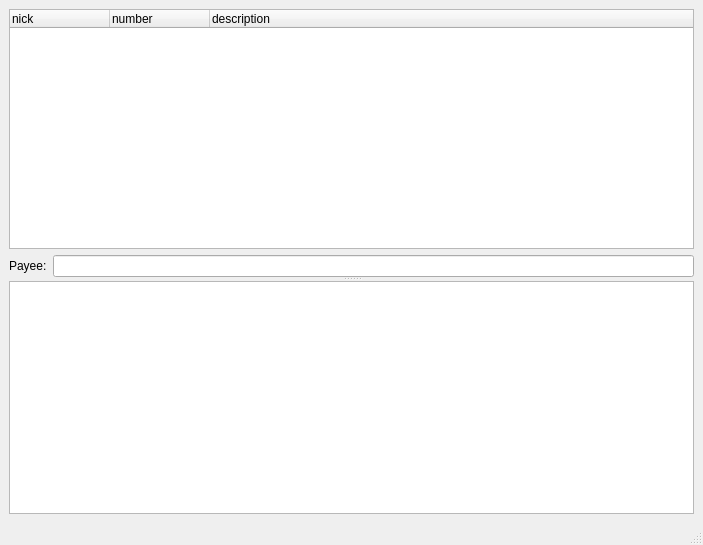
Before: the Qt Designer form balancer/window.ui in usovalx/balancer, drawn with Qt 5.
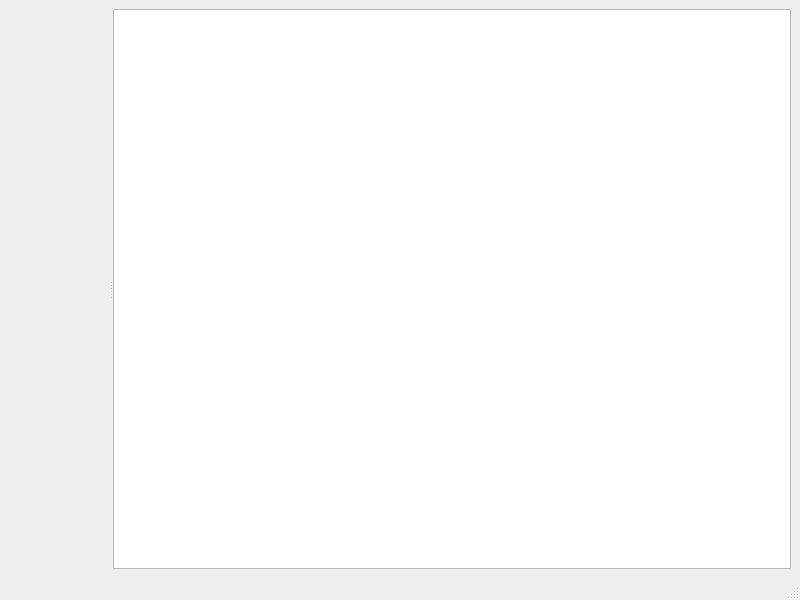
After: the same form once the commit is applied. Custom widgets are drawn as their Qt base class.

Diff of the .ui file:
```diff
--- a/balancer/window.ui
+++ b/balancer/window.ui
@@ -6,76 +6,43 @@
    <rect>
     <x>0</x>
     <y>0</y>
-    <width>703</width>
-    <height>545</height>
+    <width>800</width>
+    <height>600</height>
    </rect>
   </property>
   <property name="windowTitle">
    <string>Balancer</string>
   </property>
   <widget class="QWidget" name="centralwidget">
-   <layout class="QVBoxLayout" name="verticalLayout_2">
+   <layout class="QHBoxLayout" name="horizontalLayout">
     <item>
      <widget class="QSplitter" name="splitter">
       <property name="orientation">
-       <enum>Qt::Vertical</enum>
+       <enum>Qt::Horizontal</enum>
       </property>
-      <property name="childrenCollapsible">
-       <bool>false</bool>
-      </property>
-      <widget class="QWidget" name="layoutWidget">
-       <layout class="QVBoxLayout" name="verticalLayout">
-        <item>
-         <widget class="QTreeWidget" name="accountsList">
-          <property name="alternatingRowColors">
-           <bool>true</bool>
-          </property>
-          <property name="selectionBehavior">
-           <enum>QAbstractItemView::SelectRows</enum>
-          </property>
-          <column>
-           <property name="text">
-            <string>nick</string>
-           </property>
-          </column>
-          <column>
-           <property name="text">
-            <string>number</string>
-           </property>
-          </column>
-          <column>
-           <property name="text">
-            <string>description</string>
-           </property>
-          </column>
-         </widget>
-        </item>
-        <item>
-         <layout class="QFormLayout" name="formLayout">
-          <item row="0" column="0">
-           <widget class="QLabel" name="label">
-            <property name="text">
-             <string>Payee:</string>
-            </property>
-           </widget>
-          </item>
-          <item row="0" column="1">
-           <widget class="QLineEdit" name="payeeFilter"/>
-          </item>
-         </layout>
-        </item>
-       </layout>
-      </widget>
+      <widget class="FiltersWidget" name="filters" native="true"/>
       <widget class="QTreeView" name="transactionsList">
        <property name="sizePolicy">
-        <sizepolicy hsizetype="Expanding" vsizetype="Maximum">
-         <horstretch>0</horstretch>
+        <sizepolicy hsizetype="Expanding" vsizetype="Expanding">
+         <horstretch>1</horstretch>
          <verstretch>0</verstretch>
         </sizepolicy>
        </property>
        <property name="alternatingRowColors">
         <bool>true</bool>
        </property>
+       <property name="rootIsDecorated">
+        <bool>false</bool>
+       </property>
+       <property name="uniformRowHeights">
+        <bool>true</bool>
+       </property>
+       <property name="sortingEnabled">
+        <bool>true</bool>
+       </property>
+       <property name="allColumnsShowFocus">
+        <bool>true</bool>
+       </property>
       </widget>
      </widget>
     </item>
@@ -93,6 +60,14 @@
   </widget>
   <widget class="QStatusBar" name="statusbar"/>
  </widget>
+ <customwidgets>
+  <customwidget>
+   <class>FiltersWidget</class>
+   <extends>QWidget</extends>
+   <header>filters</header>
+   <container>1</container>
+  </customwidget>
+ </customwidgets>
  <resources/>
  <connections/>
 </ui>
```
Left out of the diff: 4 changed lines with no effect on the pictures.
